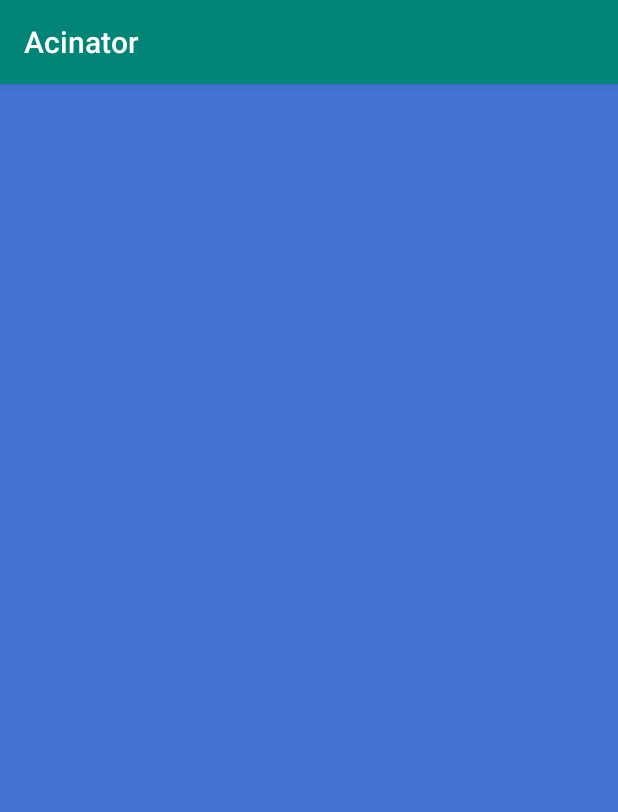
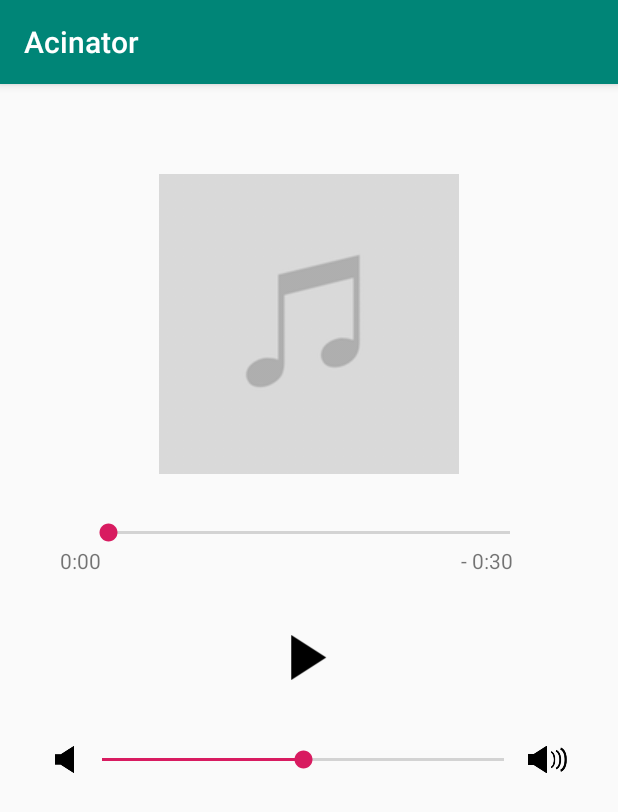
Before and after one commit to MikePagorb/Android_app, an Android app: the SecondActivity screen opened directly, with no data from a screen before it, on a phone screen of 412 x 824 dp. Shown: the top 812 px of the screen. Run offline under Robolectric (Android 15) with nearby library versions, the phone set to English and light mode, and no system bars.

Commit message:
Last change

```diff
--- a/app/src/main/java/com/example/acinator/MainActivity.kt
+++ b/app/src/main/java/com/example/acinator/MainActivity.kt
@@ -20,7 +20,7 @@ class MainActivity : AppCompatActivity() {
     override fun onCreate(savedInstanceState: Bundle?) {
         super.onCreate(savedInstanceState)
         setContentView(R.layout.activity_main)
-        var nameOfSong = findViewById<TextView>(R.id.nameOfSong)
+        nameOfSong = findViewById<TextView>(R.id.nameOfSong)
 
     }
     fun textError (){//видає повідомлення про невведений рядок з пісні
@@ -35,7 +35,7 @@ class MainActivity : AppCompatActivity() {
         startActivity(doneButton)
         }else textError()
     }
-    fun nameOfSong(view: View){
+    fun name_Of_Song(view: View){
         if(editText.text.toString() !=""){
 
 
@@ -60,18 +60,18 @@ class MainActivity : AppCompatActivity() {
                     val song_response = response.body()!!
 
                     val stringBuilder =
-                        song_response.result!![0].artist + " "+
+                        song_response.result!![0].artist + "-"+
                                 song_response.result!![0].title
                     //data = stringBuilder
                     result = stringBuilder
-
+                    nameOfSong!!.text = result
                     //**Присвоєння значення поля відбувається безпосередньо у функціі
 
                 }
             }
             override fun onFailure(call: Call<Result>, t: Throwable) {result = "Have a trouble!!!"}
         })
-        nameOfSong!!.text = result
+
     }
 
 }
--- a/app/src/main/java/com/example/acinator/SecondActivity.kt
+++ b/app/src/main/java/com/example/acinator/SecondActivity.kt
@@ -1,6 +1,15 @@
 package com.example.acinator
 
+import android.media.MediaPlayer
 import android.os.Bundle
+import android.os.Handler
+import android.os.Message
+
+import android.view.View
+import android.widget.Button
+import android.widget.SeekBar
+import android.widget.SeekBar.OnSeekBarChangeListener
+import android.widget.TextView
 import androidx.appcompat.app.AppCompatActivity
 
 class SecondActivity : AppCompatActivity() {
@@ -8,9 +17,107 @@ class SecondActivity : AppCompatActivity() {
     companion object{
         var EXTRA_MESSAGE = "our_string"
     }
+    var playBtn: Button? = null
+    var positionBar: SeekBar? = null
+    var volumeBar: SeekBar? = null
+    var elapsedTimeLabel: TextView? = null
+    var remainingTimeLabel: TextView? = null
+    var mp: MediaPlayer? = null
+    var totalTime = 0
     override fun onCreate(savedInstanceState: Bundle?) {
         super.onCreate(savedInstanceState)
         setContentView(R.layout.activity_second)
+        playBtn = findViewById<View>(R.id.playBtn) as Button
+        elapsedTimeLabel = findViewById<View>(R.id.elapsedTimeLabel) as TextView
+        remainingTimeLabel = findViewById<View>(R.id.remainingTimeLabel) as TextView
+        // Media Player
+        mp = MediaPlayer.create(this, R.raw.eminem)
+        mp!!.isLooping = true
+        mp!!.seekTo(0)
+        mp!!.setVolume(0.5f, 0.5f)
+        totalTime = mp!!.duration
+        // Position Bar
+        positionBar = findViewById<View>(R.id.positionBar) as SeekBar
+        positionBar!!.max = totalTime
+        positionBar!!.setOnSeekBarChangeListener(
+            object : OnSeekBarChangeListener {
+                override fun onProgressChanged(
+                    seekBar: SeekBar,
+                    progress: Int,
+                    fromUser: Boolean
+                ) {
+                    if (fromUser) {
+                        mp!!.seekTo(progress)
+                        positionBar!!.progress = progress
+                    }
+                }
 
+                override fun onStartTrackingTouch(seekBar: SeekBar) {}
+                override fun onStopTrackingTouch(seekBar: SeekBar) {}
+            }
+        )
+        // Volume Bar
+        volumeBar = findViewById<View>(R.id.volumeBar) as SeekBar
+        volumeBar!!.setOnSeekBarChangeListener(
+            object : OnSeekBarChangeListener {
+                override fun onProgressChanged(
+                    seekBar: SeekBar,
+                    progress: Int,
+                    fromUser: Boolean
+                ) {
+                    val volumeNum = progress / 100f
+                    mp!!.setVolume(volumeNum, volumeNum)
+                }
+
+                override fun onStartTrackingTouch(seekBar: SeekBar) {}
+                override fun onStopTrackingTouch(seekBar: SeekBar) {}
+            }
+        )
+        // Thread (Update positionBar & timeLabel)
+        Thread(Runnable {
+            while (mp != null) {
+                try {
+                    val msg = Message()
+                    msg.what = mp!!.currentPosition
+                    handler.sendMessage(msg)
+                    Thread.sleep(1000)
+                } catch (e: InterruptedException) {
+                }
+            }
+        }).start()
     }
+
+    private val handler: Handler = object : Handler() {
+        override fun handleMessage(msg: Message) {
+            val currentPosition = msg.what
+            // Update positionBar.
+            positionBar!!.progress = currentPosition
+            // Update Labels.
+            val elapsedTime = createTimeLabel(currentPosition)
+            elapsedTimeLabel!!.text = elapsedTime
+            val remainingTime = createTimeLabel(totalTime - currentPosition)
+            remainingTimeLabel!!.text = "- $remainingTime"
+        }
+    }
+
+    fun createTimeLabel(time: Int): String {
+        var timeLabel: String? = ""
+        val min = time / 1000 / 60
+        val sec = time / 1000 % 60
+        timeLabel = "$min:"
+        if (sec < 10) timeLabel += "0"
+        timeLabel += sec
+        return timeLabel
+    }
+
+    fun playBtnClick(view: View?) {
+        if (!mp!!.isPlaying) { // Stopping
+            mp!!.start()
+            playBtn!!.setBackgroundResource(R.drawable.stop)
+        } else { // Playing
+            mp!!.pause()
+            playBtn!!.setBackgroundResource(R.drawable.play)
+        }
+    }
+
 }
--- a/app/src/main/res/layout/activity_main.xml
+++ b/app/src/main/res/layout/activity_main.xml
@@ -14,16 +14,16 @@
         android:layout_width="322dp"
         android:layout_height="98dp"
         android:layout_marginBottom="204dp"
-        android:onClick="nameOfSong"
+        android:onClick="name_Of_Song"
         android:text="Name of song"
         android:textColor="@android:color/black"
         android:textSize="30sp"
         app:layout_constraintBottom_toBottomOf="parent"
         app:layout_constraintEnd_toEndOf="parent"
-        app:layout_constraintHorizontal_bias="0.225"
+        app:layout_constraintHorizontal_bias="0.535"
         app:layout_constraintStart_toStartOf="parent"
         app:layout_constraintTop_toBottomOf="@+id/nameOfSong"
-        app:layout_constraintVertical_bias="0.0" />
+        app:layout_constraintVertical_bias="0.483" />
 
     <TextView
         android:id="@+id/textView"
@@ -45,16 +45,17 @@
         android:id="@+id/button"
         android:layout_width="322dp"
         android:layout_height="98dp"
+        android:layout_marginTop="64dp"
+        android:layout_marginBottom="76dp"
         android:onClick="DoneSecondPage"
         android:text="@string/done"
         android:textColor="@android:color/black"
         android:textSize="30sp"
         app:layout_constraintBottom_toBottomOf="parent"
         app:layout_constraintEnd_toEndOf="parent"
-        app:layout_constraintHorizontal_bias="0.464"
+        app:layout_constraintHorizontal_bias="0.535"
         app:layout_constraintStart_toStartOf="parent"
-        app:layout_constraintTop_toBottomOf="@+id/nameOfSong"
-        app:layout_constraintVertical_bias="0.79" />
+        app:layout_constraintTop_toBottomOf="@+id/button2" />
 
     <EditText
         android:id="@+id/editText"
--- a/app/src/main/res/layout/activity_second.xml
+++ b/app/src/main/res/layout/activity_second.xml
@@ -1,8 +1,70 @@
 <?xml version="1.0" encoding="utf-8"?>
-<androidx.constraintlayout.widget.ConstraintLayout xmlns:android="http://schemas.android.com/apk/res/android"
+<LinearLayout xmlns:android="http://schemas.android.com/apk/res/android"
     xmlns:app="http://schemas.android.com/apk/res-auto"
     xmlns:tools="http://schemas.android.com/tools"
     android:layout_width="match_parent"
     android:layout_height="match_parent"
-    android:background="@color/screenBackground"
-    tools:context=".SecondActivity"/>
+    tools:context="com.codingwithsara.musicplayer.SecondActivity"
+    android:orientation="vertical"
+    android:gravity="center_horizontal">
+
+    <ImageView
+        android:layout_width="wrap_content"
+        android:layout_height="wrap_content"
+        android:src="@drawable/image"
+        android:layout_marginTop="60dp"/>
+
+    <SeekBar
+        android:id="@+id/positionBar"
+        android:layout_width="300dp"
+        android:layout_height="wrap_content"
+        android:layout_marginTop="30dp"/>
+
+    <LinearLayout
+        android:layout_width="match_parent"
+        android:layout_height="wrap_content">
+        <TextView
+            android:id="@+id/elapsedTimeLabel"
+            android:layout_width="wrap_content"
+            android:layout_height="wrap_content"
+            android:text="0:11"
+            android:layout_marginLeft="40dp"/>
+        <TextView
+            android:id="@+id/remainingTimeLabel"
+            android:layout_width="wrap_content"
+            android:layout_height="wrap_content"
+            android:text="-1:49"
+            android:layout_marginLeft="240dp"/>
+    </LinearLayout>
+
+    <Button
+        android:id="@+id/playBtn"
+        android:layout_width="30dp"
+        android:layout_height="30dp"
+        android:background="@drawable/play"
+        android:layout_marginTop="40dp"
+        android:onClick="playBtnClick"/>
+
+    <LinearLayout
+        android:layout_width="match_parent"
+        android:layout_height="wrap_content"
+        android:orientation="horizontal"
+        android:layout_marginTop="40dp"
+        android:gravity="center">
+        <ImageView
+            android:layout_width="18dp"
+            android:layout_height="18dp"
+            android:src="@drawable/sound"/>
+        <SeekBar
+            android:id="@+id/volumeBar"
+            android:layout_width="300dp"
+            android:layout_height="wrap_content"
+            android:progress="50"
+            android:max="100"/>
+        <ImageView
+            android:layout_width="26dp"
+            android:layout_height="26dp"
+            android:src="@drawable/sound2"/>
+    </LinearLayout>
+
+</LinearLayout>
```
Also changed, not shown: app/src/main/res/drawable/image.png (added), app/src/main/res/drawable/play.png (added), app/src/main/res/drawable/sound.png (added), app/src/main/res/drawable/sound2.png (added), app/src/main/res/drawable/stop.png (added), 8 other files.
